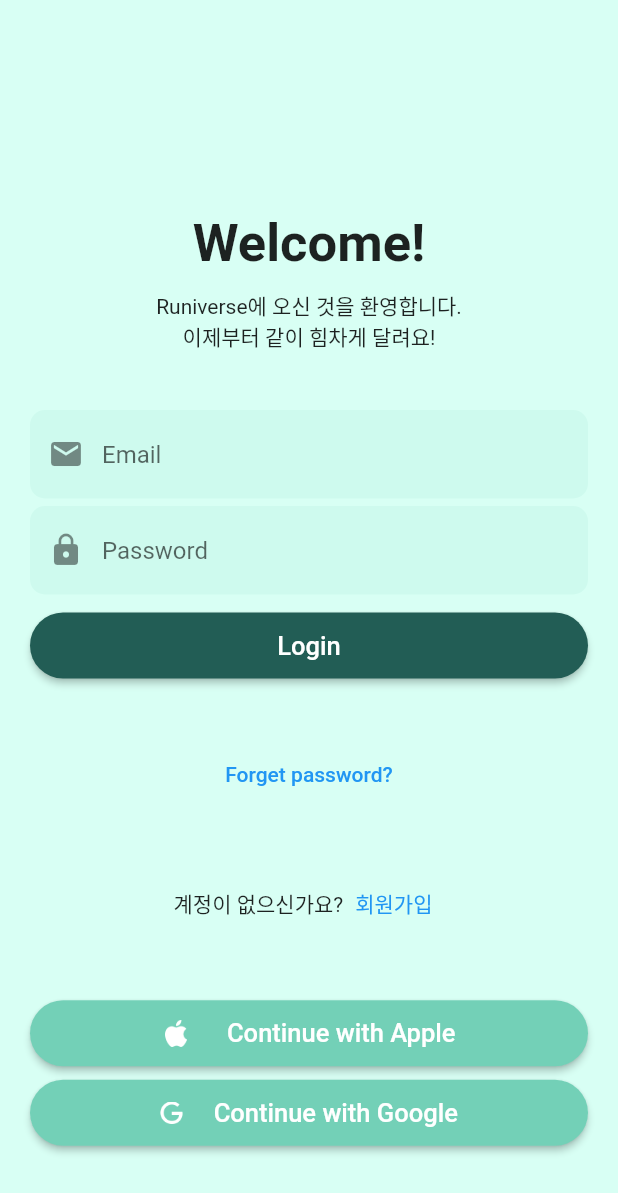
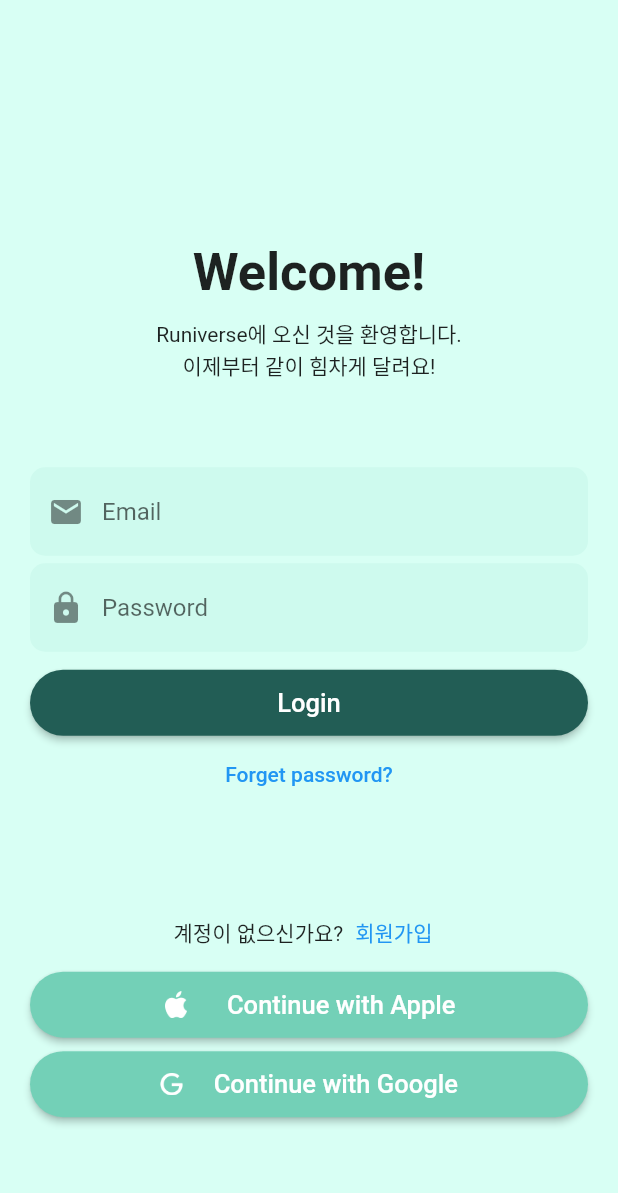
Before and after one commit to CHOSION/runiverse, a Flutter app: the LoginPage screen opened directly, after a tap on "회원가입", on a phone screen of 412 x 824 dp. Shown: the top 1193 px of the screen. Run offline on Flutter 3.47's test engine with Material 2 defaults, Android fonts, the phone set to English and light mode, and no system bars; our stand-ins replace animated_splash_screen, page_transition.

Commit message:
220519_1

```diff
--- a/lib/login.dart
+++ b/lib/login.dart
@@ -16,9 +16,7 @@ class LoginPage extends StatelessWidget {
             children: [
               _header(context),
               _inputField(context),
-              _forgotPassword(context),
-              _signUp(context),
-              _signUpOther(context)
+              _signUp(context)
             ],
           ),
         ),
@@ -81,31 +79,25 @@ class LoginPage extends StatelessWidget {
             shape: StadiumBorder(),
             padding: EdgeInsets.symmetric(vertical: 12),
           ),
-        )
+        ),
+        TextButton(onPressed: () {}, child: Text("Forget password?"))
       ],
     );
   }
 
-  _forgotPassword(context) {
-    return TextButton(onPressed: () {}, child: Text("Forget password?"));
-  }
-
   _signUp(context) {
-    return Row(
-      mainAxisAlignment: MainAxisAlignment.center,
-      children: [
-        Text("계정이 없으신가요?"),
-        TextButton(onPressed: () {
-          print("SignUp Pressed.");
-        }, child: Text("회원가입"))
-      ],
-    );
-  }
-
-  _signUpOther(context) {
     return Column(
         crossAxisAlignment: CrossAxisAlignment.stretch,
         children: [
+          Row(
+            mainAxisAlignment: MainAxisAlignment.center,
+            children: [
+              Text("계정이 없으신가요?"),
+              TextButton(onPressed: () {
+                print("SignUp Pressed.");
+              }, child: Text("회원가입"))
+            ],
+          ),
           ElevatedButton.icon(
             onPressed: () {},
             icon: Image.asset('assets/apple_logo.png', width: 18.0, height: 18.0),
```
Also changed, not shown: lib/running/profile.dart (added, +10 -0 lines), lib/signup.dart (+13 -3 lines), lib/running/message.dart (added), lib/running/programs.dart (added), lib/running/running.dart (added).
